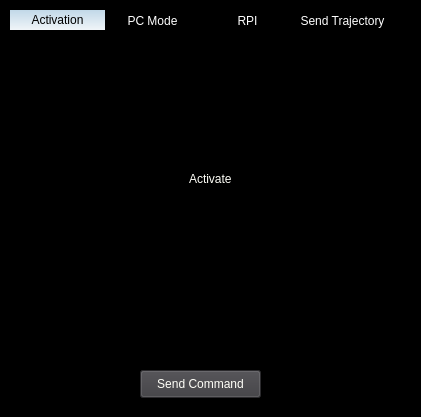
The window that ARVID_GS/tcwindow.ui (Eruvae/floatsat5) describes before a commit, drawn with Qt 5.
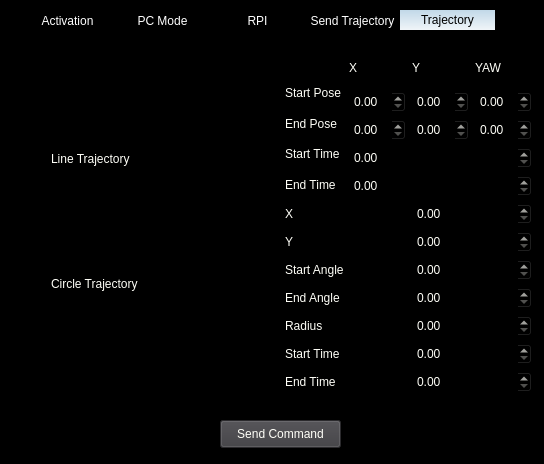
The same window after the commit. The open tabs and pages were chosen to show the change. Icons and pictures are not drawn.

Commit message: Added telecommand for line and circle trajectory!

```diff
--- a/ARVID_GS/tcwindow.ui
+++ b/ARVID_GS/tcwindow.ui
@@ -6,8 +6,8 @@
    <rect>
     <x>0</x>
     <y>0</y>
-    <width>421</width>
-    <height>417</height>
+    <width>544</width>
+    <height>464</height>
    </rect>
   </property>
   <property name="windowTitle">
@@ -43,10 +43,10 @@
   <widget class="QTabWidget" name="tabWidget">
    <property name="geometry">
     <rect>
-     <x>10</x>
+     <x>20</x>
      <y>10</y>
-     <width>401</width>
-     <height>351</height>
+     <width>521</width>
+     <height>411</height>
     </rect>
    </property>
    <property name="autoFillBackground">
@@ -81,8 +81,8 @@
     <widget class="QCheckBox" name="activateControllerBox_3">
      <property name="geometry">
       <rect>
-       <x>160</x>
-       <y>140</y>
+       <x>220</x>
+       <y>180</y>
        <width>70</width>
        <height>17</height>
       </rect>
@@ -246,12 +246,260 @@
      </column>
     </widget>
    </widget>
+   <widget class="QWidget" name="tab">
+    <attribute name="title">
+     <string>Trajectory</string>
+    </attribute>
+    <widget class="QWidget" name="">
+     <property name="geometry">
+      <rect>
+       <x>11</x>
+       <y>20</y>
+       <width>501</width>
+       <height>343</height>
+      </rect>
+     </property>
+     <layout class="QHBoxLayout" name="horizontalLayout_4">
+      <item>
+       <layout class="QVBoxLayout" name="verticalLayout_3">
+        <item>
+         <widget class="QRadioButton" name="radioButton">
+          <property name="text">
+           <string>Line Trajectory</string>
+          </property>
+         </widget>
+        </item>
+        <item>
+         <widget class="QRadioButton" name="radioButton_2">
+          <property name="text">
+           <string>Circle Trajectory</string>
+          </property>
+         </widget>
+        </item>
+       </layout>
+      </item>
+      <item>
+       <layout class="QVBoxLayout" name="verticalLayout_5">
+        <item>
+         <layout class="QHBoxLayout" name="horizontalLayout">
+          <item>
+           <layout class="QVBoxLayout" name="verticalLayout_4">
+            <item>
+             <widget class="QLabel" name="label_13">
+              <property name="text">
+               <string/>
+              </property>
+             </widget>
+            </item>
+            <item>
+             <widget class="QLabel" name="label">
+              <property name="text">
+               <string>Start Pose</string>
+              </property>
+             </widget>
+            </item>
+            <item>
+             <widget class="QLabel" name="label_2">
+              <property name="text">
+               <string>End Pose</string>
+              </property>
+             </widget>
+            </item>
+            <item>
+             <widget class="QLabel" name="label_3">
+              <property name="text">
+               <string>Start Time</string>
+              </property>
+             </widget>
+            </item>
+            <item>
+             <widget class="QLabel" name="label_4">
+              <property name="text">
+               <string>End Time</string>
+              </property>
+             </widget>
+            </item>
+           </layout>
+          </item>
+          <item>
+           <layout class="QVBoxLayout" name="verticalLayout">
+            <item>
+             <layout class="QHBoxLayout" name="horizontalLayout_10">
+              <item>
+               <widget class="QLabel" name="label_10">
+                <property name="layoutDirection">
+                 <enum>Qt::LeftToRight</enum>
+                </property>
+                <property name="text">
+                 <string>X</string>
+                </property>
+               </widget>
+              </item>
+              <item>
+               <widget class="QLabel" name="label_11">
+                <property name="text">
+                 <string>Y</string>
+                </property>
+               </widget>
+              </item>
+              <item>
+               <widget class="QLabel" name="label_12">
+                <property name="text">
+                 <string>YAW</string>
+                </property>
+               </widget>
+              </item>
+             </layout>
+            </item>
+            <item>
+             <layout class="QHBoxLayout" name="horizontalLayout_11">
+              <item>
+               <widget class="QDoubleSpinBox" name="doubleSpinBox_4"/>
+              </item>
+              <item>
+               <widget class="QDoubleSpinBox" name="doubleSpinBox_3"/>
+              </item>
+              <item>
+               <widget class="QDoubleSpinBox" name="doubleSpinBox"/>
+              </item>
+             </layout>
+            </item>
+            <item>
+             <layout class="QHBoxLayout" name="horizontalLayout_12">
+              <item>
+               <widget class="QDoubleSpinBox" name="doubleSpinBox_6"/>
+              </item>
+              <item>
+               <widget class="QDoubleSpinBox" name="doubleSpinBox_2"/>
+              </item>
+              <item>
+               <widget class="QDoubleSpinBox" name="doubleSpinBox_5"/>
+              </item>
+             </layout>
+            </item>
+            <item>
+             <widget class="QDoubleSpinBox" name="lStartT"/>
+            </item>
+            <item>
+             <widget class="QDoubleSpinBox" name="lEndT"/>
+            </item>
+           </layout>
+          </item>
+         </layout>
+        </item>
+        <item>
+         <layout class="QVBoxLayout" name="verticalLayout_2">
+          <item>
+           <layout class="QHBoxLayout" name="horizontalLayout_5">
+            <item>
+             <widget class="QLabel" name="label_5">
+              <property name="text">
+               <string>X</string>
+              </property>
+             </widget>
+            </item>
+            <item>
+             <widget class="QDoubleSpinBox" name="cX"/>
+            </item>
+           </layout>
+          </item>
+          <item>
+           <layout class="QHBoxLayout" name="horizontalLayout_6">
+            <item>
+             <widget class="QLabel" name="label_6">
+              <property name="text">
+               <string>Y</string>
+              </property>
+             </widget>
+            </item>
+            <item>
+             <widget class="QDoubleSpinBox" name="cY"/>
+            </item>
+           </layout>
+          </item>
+          <item>
+           <layout class="QHBoxLayout" name="horizontalLayout_2">
+            <item>
+             <widget class="QLabel" name="label_14">
+              <property name="text">
+               <string>Start Angle</string>
+              </property>
+             </widget>
+            </item>
+            <item>
+             <widget class="QDoubleSpinBox" name="cAngleS"/>
+            </item>
+           </layout>
+          </item>
+          <item>
+           <layout class="QHBoxLayout" name="horizontalLayout_3">
+            <item>
+             <widget class="QLabel" name="label_15">
+              <property name="text">
+               <string>End Angle</string>
+              </property>
+             </widget>
+            </item>
+            <item>
+             <widget class="QDoubleSpinBox" name="cAngleE"/>
+            </item>
+           </layout>
+          </item>
+          <item>
+           <layout class="QHBoxLayout" name="horizontalLayout_7">
+            <item>
+             <widget class="QLabel" name="label_7">
+              <property name="text">
+               <string>Radius</string>
+              </property>
+             </widget>
+            </item>
+            <item>
+             <widget class="QDoubleSpinBox" name="cR"/>
+            </item>
+           </layout>
+          </item>
+          <item>
+           <layout class="QHBoxLayout" name="horizontalLayout_8">
+            <item>
+             <widget class="QLabel" name="label_8">
+              <property name="text">
+               <string>Start Time</string>
+              </property>
+             </widget>
+            </item>
+            <item>
+             <widget class="QDoubleSpinBox" name="cStartT"/>
+            </item>
+           </layout>
+          </item>
+          <item>
+           <layout class="QHBoxLayout" name="horizontalLayout_9">
+            <item>
+             <widget class="QLabel" name="label_9">
+              <property name="text">
+               <string>End Time</string>
+              </property>
+             </widget>
+            </item>
+            <item>
+             <widget class="QDoubleSpinBox" name="cEndT"/>
+            </item>
+           </layout>
+          </item>
+         </layout>
+        </item>
+       </layout>
+      </item>
+     </layout>
+    </widget>
+   </widget>
   </widget>
   <widget class="QPushButton" name="pushButton_4">
    <property name="geometry">
     <rect>
-     <x>140</x>
-     <y>370</y>
+     <x>220</x>
+     <y>420</y>
      <width>121</width>
      <height>28</height>
     </rect>
```
Left out of the diff: 10 changed lines with no effect on the pictures. The commit also changes 3 other files.
